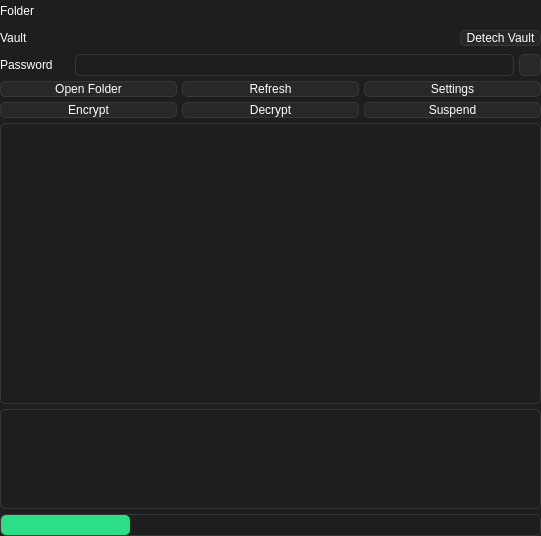
Nothing031/Vault, file src/forms/FrontendVault.ui: the form before one commit.
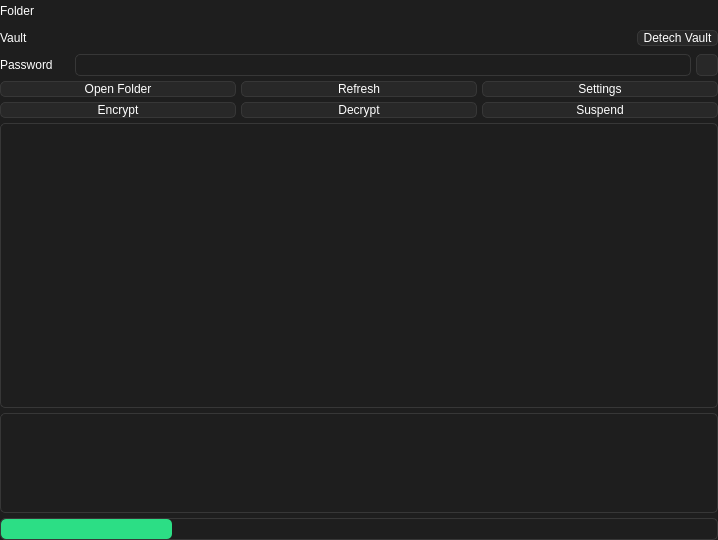
The form after the commit. Icons and pictures are not drawn.

Diff of the .ui file:
```diff
--- a/src/forms/FrontendVault.ui
+++ b/src/forms/FrontendVault.ui
@@ -6,8 +6,8 @@
    <rect>
     <x>0</x>
     <y>0</y>
-    <width>541</width>
-    <height>536</height>
+    <width>718</width>
+    <height>540</height>
    </rect>
   </property>
   <property name="windowTitle">
```
Left out of the diff: 4 changed lines with no effect on the pictures.
